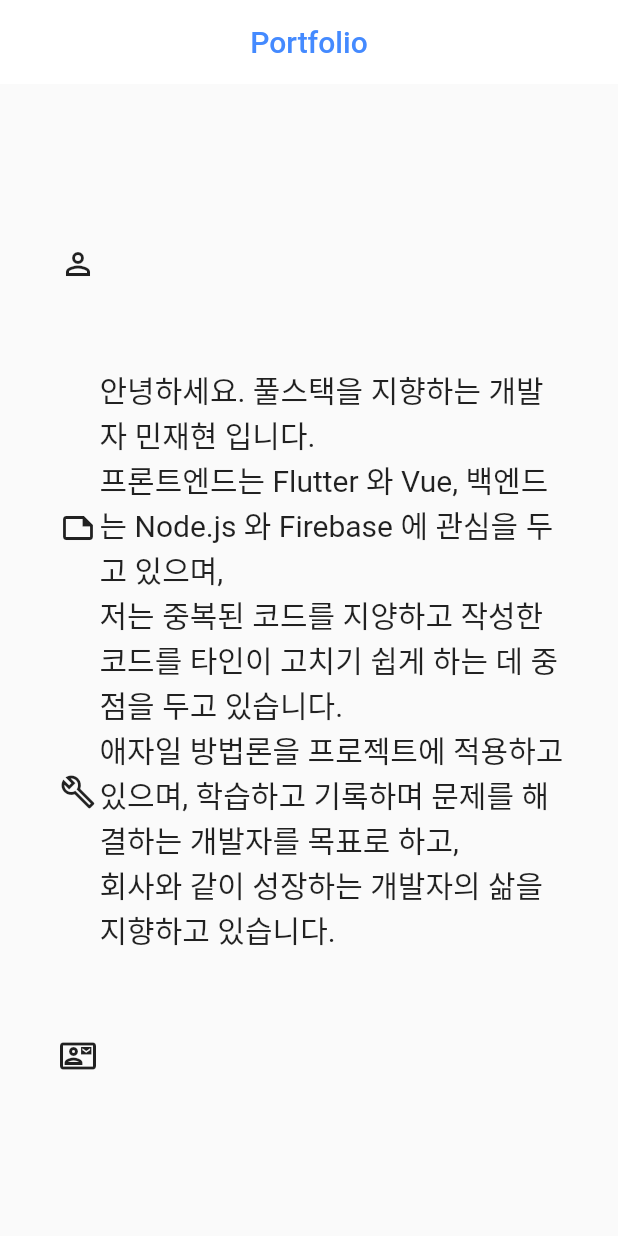
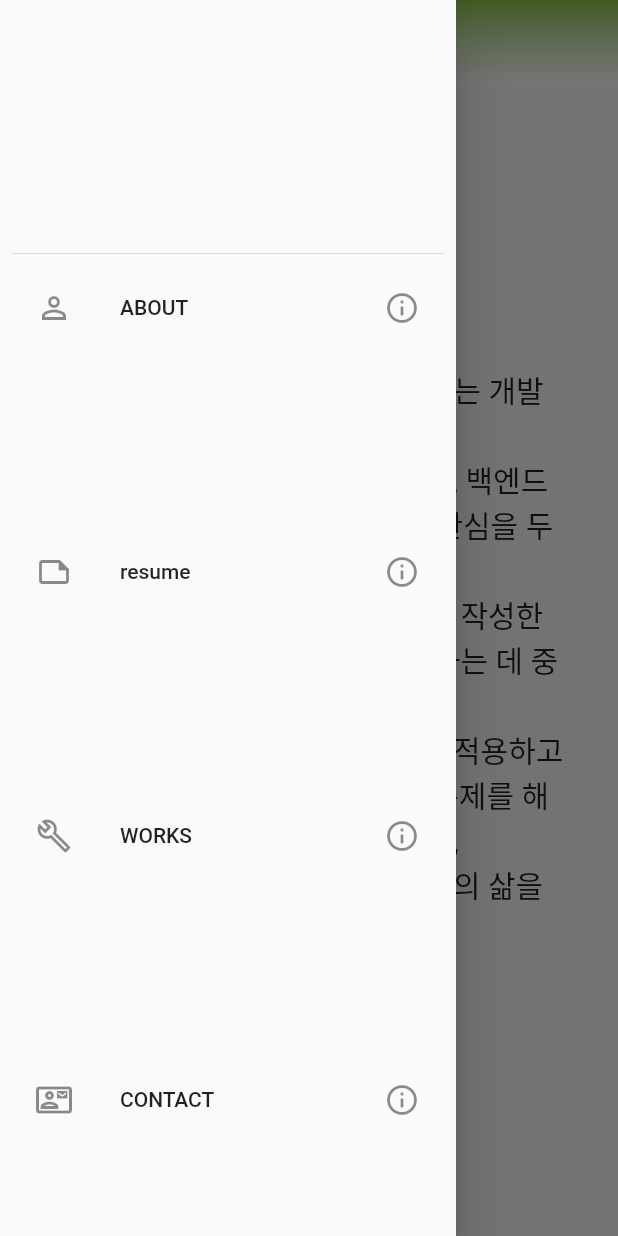
Before and after one commit to MinJaehyun/flutter_portfolio_, a Flutter app: the screen it shows after launch, with the side drawer open (before the commit the screen has no drawer), on a phone screen of 412 x 824 dp. Run offline on Flutter 3.47's test engine with Material 2 defaults, Android fonts, the phone set to English and light mode, and no system bars; drawn by our look-alikes of animated_text_kit; our stand-ins replace introduction_screen; Roboto replaces fonts that are missing (Aggro); project files that could hold a hidden picture were left out.

Commit message:
전체 레이아웃 변경

```diff
--- a/lib/screen/init_page.dart
+++ b/lib/screen/init_page.dart
@@ -15,15 +15,53 @@ class InitPage extends StatefulWidget {
 class _InitPageState extends State<InitPage> {
   String mainPage = 'about';
 
+  // note: Drawer 내 setState 설정 사용 안 되므로, 함수로 처리하는 방법으로 해결
+  void changeMainPage(String pageName) {
+    setState(() {
+      mainPage = pageName;
+    });
+  }
+
   @override
   Widget build(BuildContext context) {
+    final currentWidth = MediaQuery.of(context).size.width;
+
     return Scaffold(
-      appBar: AppBar(
+      appBar: currentWidth < 960
+          ? AppBar(
               title: Text('Portfolio', style: TextStyle(color: Colors.blueAccent)),
               centerTitle: true,
               elevation: 0.0,
               backgroundColor: Colors.white,
+              flexibleSpace: Container(
+                decoration: BoxDecoration(
+                  gradient: LinearGradient(
+                    begin: Alignment.topCenter,
+                    end: Alignment.bottomCenter,
+                    colors: [Colors.lightGreen, Colors.white70],
                   ),
+                ),
+              ),
+            )
+          // note: 사이즈가 960 이상이면 AppBar 숨기기
+          : AppBar(
+              automaticallyImplyLeading: false,
+              backgroundColor: Colors.white,
+              flexibleSpace: Container(
+                decoration: BoxDecoration(
+                  gradient: LinearGradient(
+                    begin: Alignment.topCenter,
+                    end: Alignment.bottomCenter,
+                    colors: [Colors.lightBlueAccent, Colors.white70],
+                  ),
+                ),
+              ),
+              elevation: 0,
+              title: Text(
+                'Portfolio',
+                style: TextStyle(color: Colors.blueAccent),
+              ),
+              centerTitle: true),
       body: Container(
         child: LayoutBuilder(
           builder: (context, constraints) {
@@ -31,10 +69,57 @@ class _InitPageState extends State<InitPage> {
           },
         ),
       ),
+      drawer: Drawer(
+        child: ListView(
+          padding: EdgeInsets.all(8),
+          children: [
+            DrawerHeader(
+              child: Text(''),
+            ),
+            // note: 클릭하면 해당 페이지 보여주도록 설정함
+            ListTile(
+              onTap: () {
+                changeMainPage('about');
+              },
+              leading: Icon(Icons.perm_identity_outlined),
+              title: Text('ABOUT'),
+              trailing: Icon(Icons.info_outlined),
+            ),
+            SizedBox(height: 120),
+            ListTile(
+              onTap: () {
+                changeMainPage('resume');
+              },
+              leading: Icon(Icons.note_outlined),
+              title: Text('resume'),
+              trailing: Icon(Icons.info_outlined),
+            ),
+            SizedBox(height: 120),
+            ListTile(
+              onTap: () {
+                changeMainPage('works');
+              },
+              leading: Icon(Icons.build_outlined),
+              title: Text('WORKS'),
+              trailing: Icon(Icons.info_outlined),
+            ),
+            SizedBox(height: 120),
+            ListTile(
+              onTap: () {
+                changeMainPage('contact');
+              },
+              leading: Icon(Icons.contact_mail_outlined),
+              title: Text('CONTACT'),
+              trailing: Icon(Icons.info_outlined),
+            ),
+          ],
+        ),
+      ),
     );
   }
 
   Row buildRow(BoxConstraints constraints) {
+    print(mainPage);
     return Row(
       children: [
         Flexible(
@@ -46,14 +131,15 @@ class _InitPageState extends State<InitPage> {
               mainAxisAlignment: MainAxisAlignment.spaceAround,
               children: [
                 // note: 길이 확인: Text(constraints.maxWidth.toString()),
+                // note: about: 내 소개
                 Column(
                   children: [
                     IconButton(
                       onPressed: () => setState(() => mainPage = 'about'),
-                      icon: Icon(Icons.perm_identity_outlined),
+                      icon: (constraints.maxWidth > 960) ? Icon(Icons.perm_identity_outlined) : Opacity(opacity: 0),
                     ),
                     // note: 1400 이상이면서(&&), 클릭한 대상이면 애니메이션 적용하여 text 나타내기
-                    if ((constraints.maxWidth > 1400) && (mainPage == 'about'))
+                    if ((constraints.maxWidth > 960) && (mainPage == 'about'))
                       AnimatedTextKit(
                         animatedTexts: [
                           WavyAnimatedText('ABOUT'),
@@ -61,7 +147,8 @@ class _InitPageState extends State<InitPage> {
                         repeatForever: true,
                       )
                     // note: 크기가 1400 이상이고, 클릭한 대상이 아니면 text 만 나타내기
-                    else if (constraints.maxWidth > 1400) Text('ABOUT')
+                    else if (constraints.maxWidth > 960)
+                      Text('ABOUT')
                   ],
                 ),
                 // note: 이력서
@@ -69,67 +156,53 @@ class _InitPageState extends State<InitPage> {
                   children: [
                     IconButton(
                       onPressed: () => setState(() => mainPage = 'resume'),
-                      icon: Icon(
-                        Icons.note_outlined,
+                      icon: (constraints.maxWidth > 960) ? Icon(Icons.note_outlined) : Opacity(opacity: 0),
                     ),
-                    ),
-                    if ((constraints.maxWidth > 1400) && (mainPage == 'resume'))
+                    if ((constraints.maxWidth > 960) && (mainPage == 'resume'))
                       AnimatedTextKit(
                         animatedTexts: [
                           WavyAnimatedText('RESUME'),
                         ],
                         repeatForever: true,
                       )
-                    else if (constraints.maxWidth > 1400) Text('RESUME')
+                    else if (constraints.maxWidth > 960)
+                      Text('RESUME')
                   ],
                 ),
+                // note: works
                 Column(
                   children: [
                     IconButton(
                       onPressed: () => setState(() => mainPage = 'works'),
-                      icon: Icon(Icons.build_outlined),
+                      icon: (constraints.maxWidth > 960) ? Icon(Icons.build_outlined) : Opacity(opacity: 0),
                     ),
-                    if ((constraints.maxWidth > 1400) && (mainPage == 'works'))
+                    if ((constraints.maxWidth > 960) && (mainPage == 'works'))
                       AnimatedTextKit(
                         animatedTexts: [
                           WavyAnimatedText('WORKS'),
                         ],
                         repeatForever: true,
                       )
-                    else if (constraints.maxWidth > 1400) Text('WORKS')
+                    else if (constraints.maxWidth > 960)
+                      Text('WORKS')
                   ],
                 ),
-                // note: 깃헙 페이지 삭제 -> 추 후 사용할 공간 남겨둠
-                // Column(
-                //   children: [
-                //     IconButton(
-                //       onPressed: () => setState(() => mainPage = 'github'),
-                //       icon: Icon(Icons.account_circle_outlined),
-                //     ),
-                //     if ((constraints.maxWidth > 1400) && (mainPage == 'github'))
-                //       AnimatedTextKit(
-                //         animatedTexts: [
-                //           WavyAnimatedText('GITHUB'),
-                //         ],
-                //         repeatForever: true,
-                //       )
-                //     else if (constraints.maxWidth > 1400) Text('GITHUB')
-                //   ],
-                // ),
+                // note: contact
                 Column(
                   children: [
                     IconButton(
                       onPressed: () => setState(() => mainPage = 'contact'),
-                      icon: Icon(Icons.contact_mail_outlined),
+                      icon: (constraints.maxWidth > 960) ? Icon(Icons.contact_mail_outlined) : Opacity(opacity: 0),
                     ),
-                    if ((constraints.maxWidth > 1400) && (mainPage == 'contact'))
+                    if ((constraints.maxWidth > 960) && (mainPage == 'contact'))
                       AnimatedTextKit(
                         animatedTexts: [
                           WavyAnimatedText('CONTACT'),
                         ],
                         repeatForever: true,
                       )
-                    else if (constraints.maxWidth > 1400) Text('CONTACT')
+                    else if (constraints.maxWidth > 960)
+                      Text('CONTACT')
                   ],
                 ),
               ],
@@ -141,7 +214,6 @@ class _InitPageState extends State<InitPage> {
         if (mainPage == 'about') AboutList(),
         if (mainPage == 'resume') ResumePage(),
         if (mainPage == 'works') WorksList(),
-        // if (mainPage == 'github') GithubPage(),
         if (mainPage == 'contact') ContactPage(),
       ],
     );
--- a/lib/screen/resume_page.dart
+++ b/lib/screen/resume_page.dart
@@ -90,3 +90,7 @@ class _ResumePageState extends State<ResumePage> {
     );
   }
 }
+
+// note: Expanded 위젯으로 이미지 최대크기 맞추려 했는데, ParentDataWidget 에러난다
+// Expanded 위젯은 Column, Row, flex 위젯 안에서만 사용해야 한다
+// PageViewModel 위젯 내에서는 사용 불가능 하다
```
Also changed, not shown: 1 other file. Lines whose indentation alone changed are shown as unchanged.
